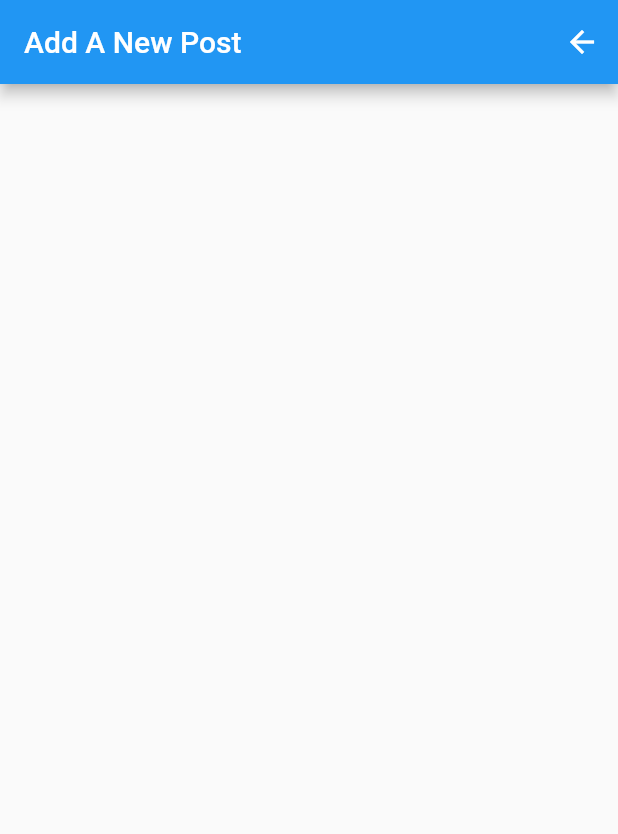
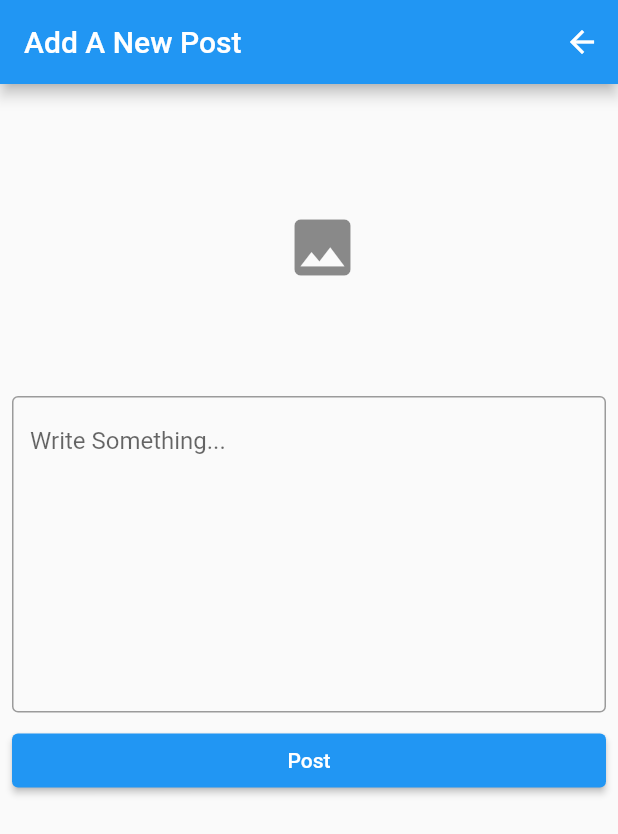
Before and after one commit to sreeraj-sanju/flutter-blog, a Flutter app: the PostForm screen opened directly, on a phone screen of 412 x 824 dp. Shown: the top 834 px of the screen. Run offline on Flutter 3.47's test engine with Material 2 defaults, Android fonts, the phone set to English and light mode, and no system bars; our stand-ins replace image_picker, shared_preferences; accounts and stored records are empty; network calls fail.

Commit message:
complete the post insert page and started the image to convert base64

```diff
--- a/lib/constant.dart
+++ b/lib/constant.dart
@@ -6,6 +6,9 @@ const baseUrl = "http://52.37.80.33/api";
 const loginUrl = "$baseUrl/blog_login";
 const registerUrl = "$baseUrl/register";
 const userUrl = "$baseUrl/get_user";
+const getPostUrl = "$baseUrl/getPost";
+const createPostUrl = "$baseUrl/createPost";
+
 //Errors
 const serviceError = "Server Error";
 
--- /dev/null
+++ b/lib/models/post.dart
@@ -0,0 +1,31 @@
+import 'user.dart';
+
+class Post {
+  int? id;
+  String? body;
+  String? image;
+  int? likesCount;
+  int? commentCount;
+  User? user;
+  bool? selfLiked;
+
+  Post({this.id, this.body, this.image, this.likesCount, this.commentCount, this.user, this.selfLiked});
+
+  //function for convert json data to post model
+  factory Post.fromJson(Map<String, dynamic> json) {
+
+    return Post(
+      id: json['id'],
+      body: json['body'],
+      likesCount: json['likesCount'],
+      image: json['image'],
+      commentCount: json['commentCount'],
+      selfLiked: json['likes'].length > 0,
+      user: User(
+        id: json['user']['id'],
+        name: json['user']['name'],
+        image: json['user']['image'],
+      )
+    );
+  }
+}
--- a/lib/screens/post_form.dart
+++ b/lib/screens/post_form.dart
@@ -1,7 +1,9 @@
+import 'dart:io';
 import 'package:blog/screens/home.dart';
 import 'package:flutter/material.dart';
+import 'package:image_picker/image_picker.dart';
 
-import '../services/user_service.dart';
+import '../constant.dart';
 
 class PostForm extends StatefulWidget {
   const PostForm({Key? key}) : super(key: key);
@@ -11,6 +13,23 @@ class PostForm extends StatefulWidget {
 }
 
 class _PostFormState extends State<PostForm> {
+   // VARIABLE USED FOR TAKING THE VALUES
+  final GlobalKey<FormState> formkey = GlobalKey<FormState>();
+  TextEditingController blogData = TextEditingController();
+  bool loading = false;
+
+  File ? _imageFile;
+  final picker = ImagePicker();
+
+  Future getImage() async {
+    // ignore: deprecated_member_use
+    final pickedFile = await picker.getImage(source: ImageSource.gallery);
+    if(pickedFile!=null){
+      setState(() {
+        _imageFile = File(pickedFile.path);
+      });
+    }
+  }
   @override
   Widget build(BuildContext context) {
     return Scaffold(
@@ -23,6 +42,51 @@ class _PostFormState extends State<PostForm> {
         ],
         title: const Text('Add A New Post'),
       ),
+      body: loading ? const Center(child: CircularProgressIndicator(),) : ListView(
+        children: [
+          // ignore: sized_box_for_whitespace
+          Container(
+            width: MediaQuery.of(context).size.width,
+            height: 200,
+            decoration: BoxDecoration(
+              image: _imageFile == null ? null : DecorationImage(
+                image: FileImage(_imageFile ?? File('')),
+                fit: BoxFit.cover
+              )
+            ),
+            child: Center(
+              child: IconButton(onPressed: (){
+                getImage();
+              }, icon: const Icon(Icons.image, size: 50, color:Colors.black45)),
+            ),
+          ),
+          Form(
+            key: formkey,
+            child: Padding(
+              padding: const EdgeInsets.all(8),
+              child: TextFormField(
+                validator: (val)=>val!.isEmpty ? 'Enter something' : null,
+                keyboardType: TextInputType.multiline,
+                maxLines: 9,
+                decoration: const InputDecoration(
+                  hintText: "Write Something...",
+                  border: OutlineInputBorder(borderSide: BorderSide(width: 1, color: Colors.black12))
+                ),
+              ),
+              )
+          ),
+          Padding(
+            padding: const EdgeInsets.symmetric(horizontal: 8),
+            child: srButton('Post', (){
+             if(formkey.currentState!.validate()){
+               setState(() {
+                 loading = !loading;
+               });
+              };
+            }),
+          )
+        ],
+      ),
     );
   }
 }
--- a/lib/screens/register.dart
+++ b/lib/screens/register.dart
@@ -97,7 +97,7 @@ class _RegisterState extends State<Register> {
               }
             }),
             const SizedBox(height: 10,),
-            srLogRegHint("Already an account?", " Login", (){
+            srLogRegHint("Already have an account?", " Login", (){
               Navigator.of(context).pushAndRemoveUntil(MaterialPageRoute(builder: (context)=>Login()), (route)=>false);
             })
           ]
```
Also changed, not shown: lib/services/post_service.dart (added, +60 -0 lines), lib/services/user_service.dart (+8 -0 lines).
